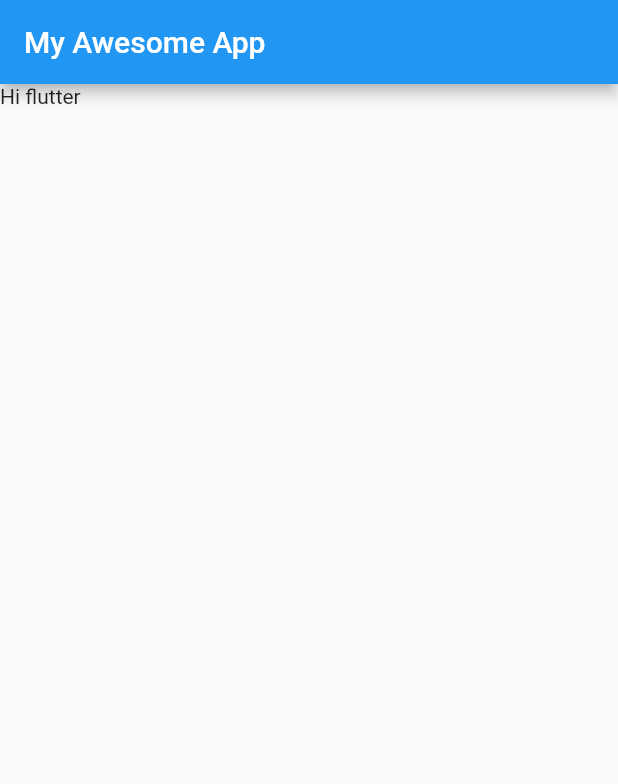
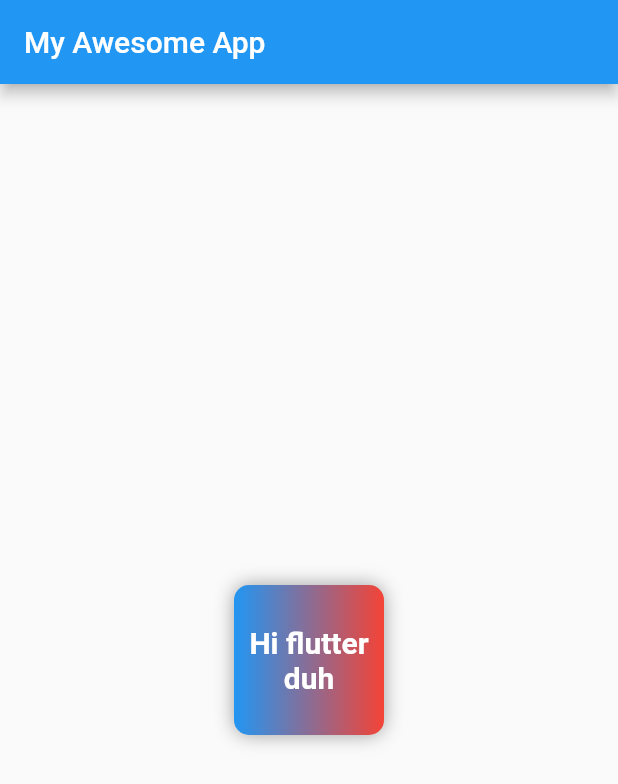
Before and after one commit to fabiobends/FlutterFCC, a Flutter app: the screen it shows after launch, on a phone screen of 412 x 824 dp. Shown: the top 784 px of the screen. Run offline on Flutter 3.47's test engine with Material 2 defaults, Android fonts, the phone set to English and light mode, and no system bars.

Commit message:
decorration, shadow  and alignment

```diff
--- a/lib/main.dart
+++ b/lib/main.dart
@@ -16,8 +16,38 @@ class HomePage extends StatelessWidget {
       appBar: AppBar(
         title: Text('My Awesome App')
       ),
-      body: Container(
-        child: Text("Hi flutter")
+      body: Center(
+        child: Container(
+          padding: const EdgeInsets.all(10),
+          // color: Colors.red,
+          height: 100,
+          width: 100,
+          alignment: Alignment.center,
+          decoration: BoxDecoration(
+            color: Colors.red,
+            borderRadius: BorderRadius.circular(10),
+            gradient: LinearGradient(
+              colors: [
+                Colors.blue,
+                Colors.red
+              ]
+            ),
+            boxShadow:[
+              BoxShadow(
+                color: Colors.grey,
+                blurRadius: 10
+              )
+            ]
+          ),
+          child: Text("Hi flutter duh",
+          textAlign: TextAlign.center,
+          style: TextStyle(
+            fontSize: 20,
+            color: Colors.white,
+            fontWeight: FontWeight.bold,
+          ),
+          )
+        ),
       )
     );
   }
```
